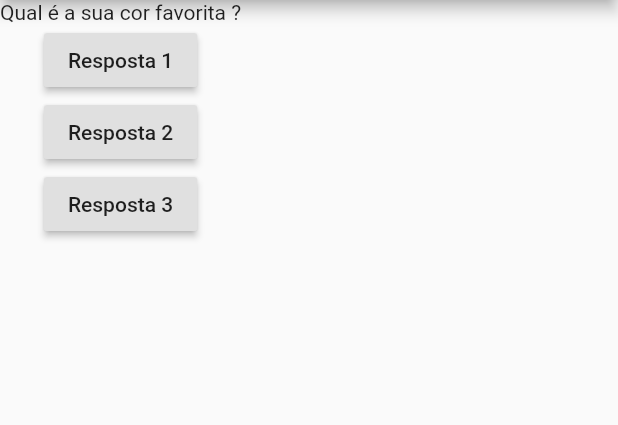
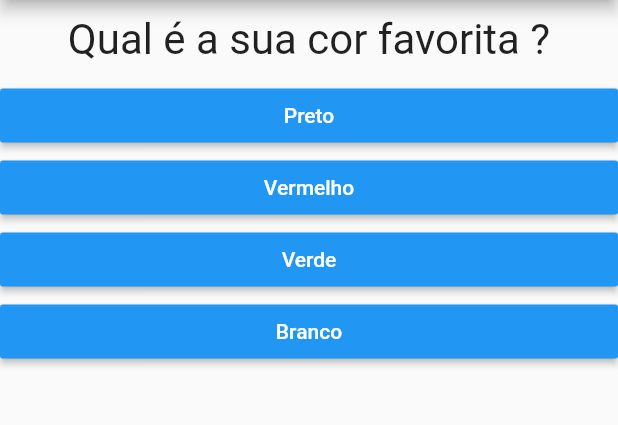
Before and after one commit to Triaci/Flutter, a Flutter app: the screen it shows after launch, on a phone screen of 412 x 824 dp, the part 84-509 px from its top. Run offline on Flutter 3.47's test engine with Material 2 defaults, Android fonts, the phone set to English and light mode, and no system bars.

Commit message:
projeto questinario_concluido

```diff
--- a/Udemy_Flutter/Perguntas_Respostas/perguntasrespostas/lib/main.dart
+++ b/Udemy_Flutter/Perguntas_Respostas/perguntasrespostas/lib/main.dart
@@ -1,48 +1,73 @@
 // ignore_for_file: deprecated_member_use
-
+import './conclusao.dart';
+import'./questionario.dart';
 import 'package:flutter/material.dart';
-import './questao.dart';
 main()=> runApp(PerguntaApp());
 class _PerguntaAppState extends State<PerguntaApp>{
 
+final _perguntas = const [
+    {'texto' : 'Qual é a sua cor favorita ?',
+    'resposta' : [
+      {'texto' :'Preto',  'nota' : 10},
+      {'texto':'Vermelho','nota': 5},
+      {'texto':'Verde',   'nota' : 3},
+      {'texto':'Branco',  'nota': 1}
+      ] } ,
+    {'texto' : 'Qual é o seu animal favorita?',
+    'resposta' : [
+      {'texto':'Coelho', 'nota' : 10},
+      {'texto':'Cobra','nota' : 5},
+      {'texto':'Elefante', 'nota' : 3},
+      {'texto':'Leão','nota': 1}
+      ]},
+     {'texto' : 'Qual é o seu instrutor Favorito?',
+    'resposta' : [{'texto':'Maria','nota' : 10},
+    {'texto':'João', 'nota' : 5},
+    {'texto':'Leo','nota':3},
+    {'texto':'Pedro','nota': 1}
+   ]
+   }
+   ];
+
+
+
 var _perguntaSelecionada = 0;
+var _pontuacao_Total = 0;
 
- void _responder(){
+void _reiniciarQuestionario(){
+  setState(() {
+    _perguntaSelecionada = 0;
+    _pontuacao_Total = 0;
+  });
+}
+
+  bool get temPerguntaSelecionada{
+    return _perguntaSelecionada < _perguntas.length;
+  }
+
+ void _responder(int nota){
     print('Pergunta Respondida');
     setState(() {
     _perguntaSelecionada++;
+    _pontuacao_Total += nota;
     });
     print(_perguntaSelecionada);
   }
 
+
   @override
   Widget build(BuildContext context){
-   final List<String> perguntas = [
-     'Qual é a sua cor favorita ?',
-     'Qual é o seu animal favorita?',
-     'Qual é a sua comida favorita?'
-   ];
+
 
     return MaterialApp(
       home: Scaffold(
           appBar: AppBar(
             title: Text('Perguntas'),
           ),
-          body: Column(
-            children:<Widget> [
-              Questao(perguntas[_perguntaSelecionada]),
-              RaisedButton(
-                child: Text('Resposta 1'),
-                onPressed: _responder,
-              ),RaisedButton(
-                child: Text('Resposta 2'),
-                onPressed: _responder,
-              ),RaisedButton(
-                child: Text('Resposta 3'),
-                onPressed: _responder,
-              )
-            ],
-          ),
+          body: temPerguntaSelecionada ? Questionario(perguntaSelecionada: _perguntaSelecionada,
+            perguntas: _perguntas,
+            responder: _responder)
+          :Conclusao(_pontuacao_Total, _reiniciarQuestionario)
       ),
     );
   }
--- a/Udemy_Flutter/Perguntas_Respostas/perguntasrespostas/lib/questao.dart
+++ b/Udemy_Flutter/Perguntas_Respostas/perguntasrespostas/lib/questao.dart
@@ -8,6 +8,16 @@ Questao(this.texto);
 
 @override
   Widget build(BuildContext context) {
-    return Text(texto);
+    return Container(
+      width: double.infinity,
+      margin: EdgeInsets.all(10),
+      child: Text(
+        texto,
+        style: TextStyle(
+          fontSize: 28,
+        ),
+        textAlign: TextAlign.center,
+      ),
+    );
   }
 }
--- /dev/null
+++ b/Udemy_Flutter/Perguntas_Respostas/perguntasrespostas/lib/questionario.dart
@@ -0,0 +1,42 @@
+import 'package:flutter/material.dart';
+import './questao.dart';
+import './resposta.dart';
+
+class Questionario extends StatelessWidget {
+  final  int perguntaSelecionada;
+  final List<Map<String, Object>> perguntas;
+  final void Function(int) responder;
+
+
+
+  Questionario({
+    required this.perguntaSelecionada,
+    required this.perguntas,
+    required this.responder,
+  });
+
+  bool get temPerguntaSelecionada{
+    return perguntaSelecionada < perguntas.length;
+  }
+
+
+  @override
+  Widget build(BuildContext context) {
+
+   List<Map<String, Object>> respostas = temPerguntaSelecionada ?
+    perguntas[perguntaSelecionada].cast()['resposta']
+    : [];
+    return  Column(
+            children:<Widget> [
+              Questao(perguntas[perguntaSelecionada]['texto'].toString()),
+              ...respostas.map((resp){
+                return Resposta(
+                  resp['texto'].toString(),
+                  () => responder(int.parse(resp['nota'].toString
+                  ())),
+              );
+              } ).toList(),
+            ],
+    );
+  }
+}
--- /dev/null
+++ b/Udemy_Flutter/Perguntas_Respostas/perguntasrespostas/lib/resposta.dart
@@ -0,0 +1,23 @@
+// ignore_for_file: deprecated_member_use, avoid_print
+
+import 'package:flutter/material.dart';
+import './main.dart';
+class  Resposta extends StatelessWidget {
+  final String texto;
+  final void Function() quandoSelecionado;
+
+  Resposta(this.texto, this.quandoSelecionado);
+
+  @override
+  Widget build(BuildContext context) {
+    return Container(
+      width: double.infinity,
+      child:RaisedButton(
+        textColor: Colors.white,
+        color: Colors.blue,
+                child: Text(texto),
+                onPressed:quandoSelecionado,
+              )
+    );
+  }
+}
```
Also changed, not shown: Udemy_Flutter/Perguntas_Respostas/perguntasrespostas/lib/conclusao.dart (added, +45 -0 lines).
